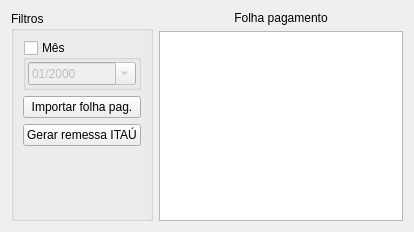
darktorres/ERP-STACCATO, file ui/widgetrh.ui: the form before one commit.
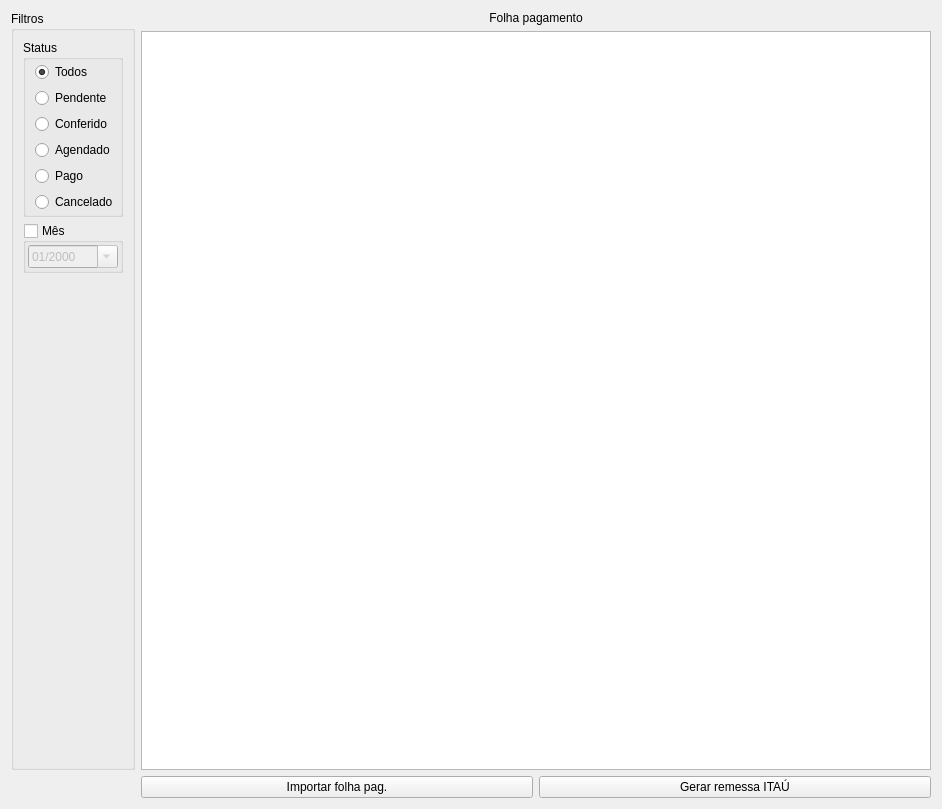
The form after the commit. Custom widgets are drawn as their Qt base class.

Commit message: Adicionado filtro de status no RH

The edit to the form file:
```diff
--- a/ui/widgetrh.ui
+++ b/ui/widgetrh.ui
@@ -6,28 +6,21 @@
    <rect>
     <x>0</x>
     <y>0</y>
-    <width>414</width>
-    <height>232</height>
+    <width>942</width>
+    <height>809</height>
    </rect>
   </property>
   <property name="windowTitle">
    <string>Form</string>
   </property>
   <layout class="QGridLayout" name="gridLayout">
-   <item row="0" column="0" rowspan="2">
+   <item row="0" column="0">
     <widget class="QGroupBox" name="groupBox">
      <property name="title">
       <string>Filtros</string>
      </property>
      <layout class="QGridLayout" name="gridLayout_2">
-      <item row="2" column="0">
-       <widget class="QPushButton" name="pushButtonImportarFolhaPag">
-        <property name="text">
-         <string>Importar folha pag.</string>
-        </property>
-       </widget>
-      </item>
-      <item row="0" column="0">
+      <item row="1" column="0">
        <widget class="QGroupBox" name="groupBoxData">
         <property name="enabled">
          <bool>true</bool>
@@ -70,14 +63,88 @@
         </layout>
        </widget>
       </item>
-      <item row="3" column="0">
-       <widget class="QPushButton" name="pushButtonRemessaItau">
-        <property name="text">
-         <string>Gerar remessa ITAÚ</string>
+      <item row="0" column="0">
+       <widget class="QGroupBox" name="groupBoxStatus">
+        <property name="title">
+         <string>Status</string>
         </property>
+        <layout class="QVBoxLayout" name="verticalLayout_2">
+         <property name="topMargin">
+          <number>2</number>
+         </property>
+         <property name="rightMargin">
+          <number>2</number>
+         </property>
+         <property name="bottomMargin">
+          <number>2</number>
+         </property>
+         <item>
+          <widget class="QRadioButton" name="radioButtonTodos">
+           <property name="enabled">
+            <bool>true</bool>
+           </property>
+           <property name="text">
+            <string>Todos</string>
+           </property>
+           <property name="checked">
+            <bool>true</bool>
+           </property>
+          </widget>
+         </item>
+         <item>
+          <widget class="QRadioButton" name="radioButtonPendente">
+           <property name="enabled">
+            <bool>true</bool>
+           </property>
+           <property name="text">
+            <string>Pendente</string>
+           </property>
+          </widget>
+         </item>
+         <item>
+          <widget class="QRadioButton" name="radioButtonConferido">
+           <property name="enabled">
+            <bool>true</bool>
+           </property>
+           <property name="text">
+            <string>Conferido</string>
+           </property>
+          </widget>
+         </item>
+         <item>
+          <widget class="QRadioButton" name="radioButtonAgendado">
+           <property name="enabled">
+            <bool>true</bool>
+           </property>
+           <property name="text">
+            <string>Agendado</string>
+           </property>
+          </widget>
+         </item>
+         <item>
+          <widget class="QRadioButton" name="radioButtonPago">
+           <property name="enabled">
+            <bool>true</bool>
+           </property>
+           <property name="text">
+            <string>Pago</string>
+           </property>
+          </widget>
+         </item>
+         <item>
+          <widget class="QRadioButton" name="radioButtonCancelado">
+           <property name="enabled">
+            <bool>true</bool>
+           </property>
+           <property name="text">
+            <string>Cancelado</string>
+           </property>
+          </widget>
+         </item>
+        </layout>
        </widget>
       </item>
-      <item row="4" column="0">
+      <item row="2" column="0">
        <spacer name="verticalSpacer">
         <property name="orientation">
          <enum>Qt::Vertical</enum>
@@ -94,17 +161,39 @@
     </widget>
    </item>
    <item row="0" column="1">
-    <widget class="QLabel" name="label">
-     <property name="text">
-      <string>Folha pagamento</string>
-     </property>
-     <property name="alignment">
-      <set>Qt::AlignCenter</set>
-     </property>
-    </widget>
+    <layout class="QVBoxLayout" name="verticalLayout">
+     <item>
+      <widget class="QLabel" name="label">
+       <property name="text">
+        <string>Folha pagamento</string>
+       </property>
+       <property name="alignment">
+        <set>Qt::AlignCenter</set>
+       </property>
+      </widget>
+     </item>
+     <item>
+      <widget class="TableView" name="table"/>
+     </item>
+    </layout>
    </item>
    <item row="1" column="1">
-    <widget class="TableView" name="table"/>
+    <layout class="QHBoxLayout" name="horizontalLayout">
+     <item>
+      <widget class="QPushButton" name="pushButtonImportarFolhaPag">
+       <property name="text">
+        <string>Importar folha pag.</string>
+       </property>
+      </widget>
+     </item>
+     <item>
+      <widget class="QPushButton" name="pushButtonRemessaItau">
+       <property name="text">
+        <string>Gerar remessa ITAÚ</string>
+       </property>
+      </widget>
+     </item>
+    </layout>
    </item>
   </layout>
  </widget>
```
The commit also changes 3 other files.
